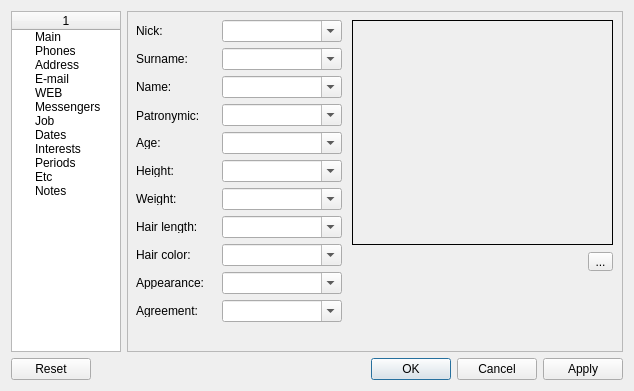
Above: Forms/CPersonEdit.ui from skynowa/xxxdb before the change. Below: the same form after it.
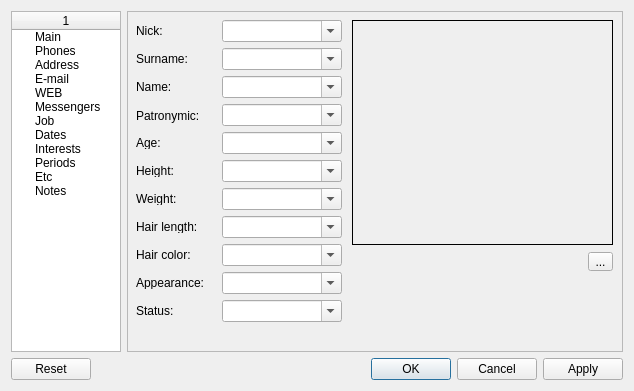
That is the form after the change.

Commit message: ADD: DB_F_AGREEMENT -> DB_F_STATUS

```diff
--- a/Forms/CPersonEdit.ui
+++ b/Forms/CPersonEdit.ui
@@ -446,7 +446,7 @@
         </rect>
        </property>
        <property name="text">
-        <string>Agreement:</string>
+        <string>Status:</string>
        </property>
       </widget>
      </widget>
```
The commit also changes 3 other files.
